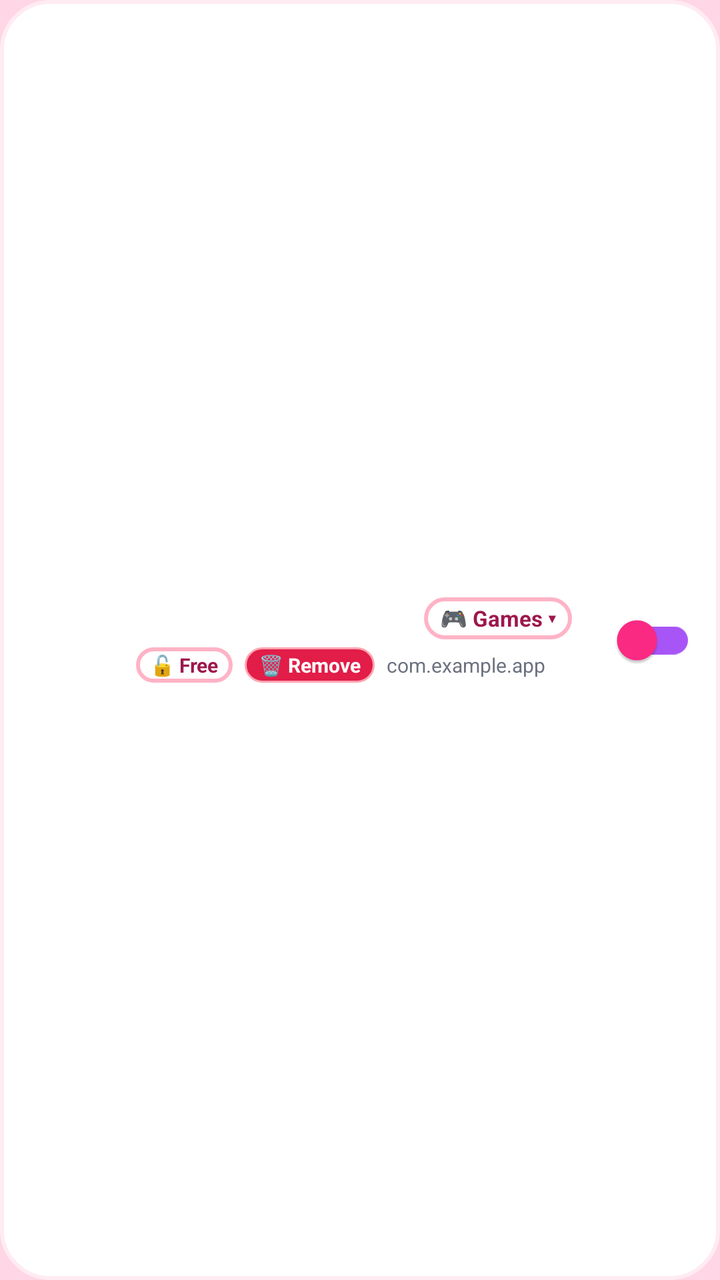
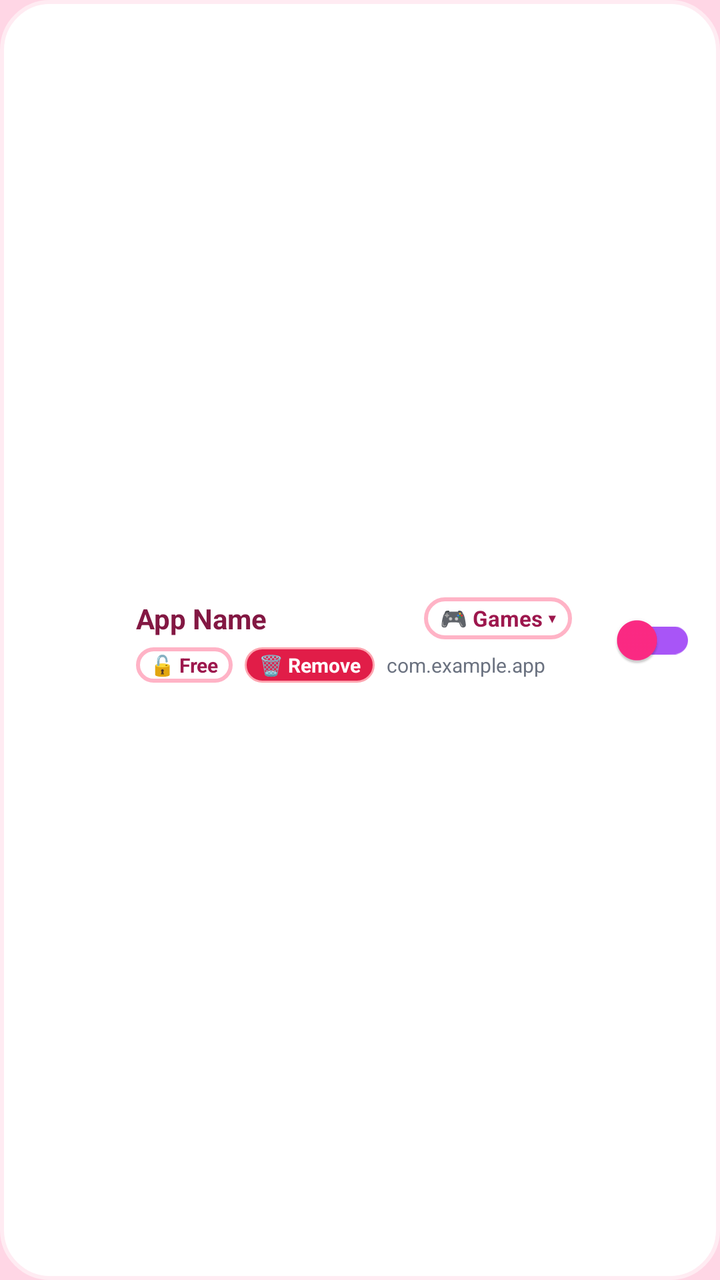

Compare the two renders of this Android layout. The source of the first and the diff that turns it into the second are given below.
<!-- AndroidManifest.xml: application theme Theme.KidsLauncher -->
<!-- res/layout/item_parent_app.xml -->
<?xml version="1.0" encoding="utf-8"?>
<LinearLayout xmlns:android="http://schemas.android.com/apk/res/android"
    xmlns:app="http://schemas.android.com/apk/res-auto"
    android:layout_width="match_parent"
    android:layout_height="wrap_content"
    android:orientation="horizontal"
    android:gravity="center_vertical"
    android:paddingHorizontal="12dp"
    android:paddingVertical="10dp"
    android:layout_marginBottom="6dp"
    android:background="@drawable/bg_app_card"
    android:clickable="true"
    android:focusable="true">

    
    <ImageView
        android:id="@+id/iv_parent_app_icon"
        android:layout_width="44dp"
        android:layout_height="44dp"
        android:scaleType="fitCenter"
        android:contentDescription="App Icon" />

    
    <LinearLayout
        android:layout_width="0dp"
        android:layout_height="wrap_content"
        android:layout_weight="1"
        android:orientation="vertical"
        android:layout_marginStart="12dp"
        android:layout_marginEnd="10dp">

        
        <LinearLayout
            android:layout_width="match_parent"
            android:layout_height="wrap_content"
            android:orientation="horizontal"
            android:gravity="center_vertical">

            <TextView
                android:id="@+id/tv_parent_app_name"
                android:layout_width="0dp"
                android:layout_height="wrap_content"
                android:layout_weight="1"
                android:text="App Name"
                android:textColor="#FFFFFF"
                android:textSize="14sp"
                android:textStyle="bold"
                android:maxLines="1"
                android:ellipsize="end" />

            <TextView
                android:id="@+id/tv_parent_app_category_badge"
                android:layout_width="wrap_content"
                android:layout_height="wrap_content"
                android:background="@drawable/bg_melody_chip_unselected"
                android:paddingHorizontal="8dp"
                android:paddingVertical="3dp"
                android:text="🎮 Games ▾"
                android:textColor="#9D174D"
                android:textSize="11sp"
                android:textStyle="bold"
                android:layout_marginStart="6dp"
                android:clickable="true"
                android:focusable="true" />
        </LinearLayout>

        
        <LinearLayout
            android:layout_width="match_parent"
            android:layout_height="wrap_content"
            android:orientation="horizontal"
            android:gravity="center_vertical"
            android:layout_marginTop="4dp">

            <TextView
                android:id="@+id/btn_lock_app"
                android:layout_width="wrap_content"
                android:layout_height="wrap_content"
                android:background="@drawable/bg_melody_chip_unselected"
                android:paddingHorizontal="7dp"
                android:paddingVertical="2dp"
                android:text="🔓 Free"
                android:textColor="#9D174D"
                android:textSize="10sp"
                android:textStyle="bold"
                android:layout_marginEnd="6dp"
                android:clickable="true"
                android:focusable="true" />

            <TextView
                android:id="@+id/btn_uninstall_app"
                android:layout_width="wrap_content"
                android:layout_height="wrap_content"
                android:background="@drawable/bg_melody_uninstall_btn"
                android:paddingHorizontal="7dp"
                android:paddingVertical="2dp"
                android:text="🗑️ Remove"
                android:textColor="#FFFFFF"
                android:textSize="10sp"
                android:textStyle="bold"
                android:layout_marginEnd="6dp"
                android:clickable="true"
                android:focusable="true" />

            <TextView
                android:id="@+id/tv_parent_package_name"
                android:layout_width="0dp"
                android:layout_height="wrap_content"
                android:layout_weight="1"
                android:text="com.example.app"
                android:textColor="#6B7280"
                android:textSize="10sp"
                android:maxLines="1"
                android:ellipsize="end" />
        </LinearLayout>
    </LinearLayout>

    
    <LinearLayout
        android:layout_width="wrap_content"
        android:layout_height="wrap_content"
        android:orientation="horizontal"
        android:gravity="center_vertical"
        android:paddingStart="4dp">

        <androidx.appcompat.widget.SwitchCompat
            android:id="@+id/switch_allow_app"
            android:layout_width="wrap_content"
            android:layout_height="wrap_content"
            app:thumbTint="#FF2A85"
            app:trackTint="#A855F7" />
    </LinearLayout>

</LinearLayout>
<!-- resources referenced by this layout -->
<resources>
  <!-- drawable bg_app_card (drawable) -->
  <?xml version="1.0" encoding="utf-8"?>
  <ripple xmlns:android="http://schemas.android.com/apk/res/android"
      android:color="#33FF2A85">
      <item>
          <shape android:shape="rectangle">
              <solid android:color="#FFFFFF" />
              <corners android:radius="24dp" />
              <stroke android:width="2dp" android:color="#FFEBF2" />
          </shape>
      </item>
  </ripple>
  <!-- drawable bg_melody_chip_unselected (drawable) -->
  <?xml version="1.0" encoding="utf-8"?>
  <shape xmlns:android="http://schemas.android.com/apk/res/android"
      android:shape="rectangle">
      <corners android:radius="24dp" />
      <solid android:color="#FFFFFF" />
      <stroke
          android:width="2dp"
          android:color="#FFB3C6" />
      <padding
          android:left="16dp"
          android:top="8dp"
          android:right="16dp"
          android:bottom="8dp" />
  </shape>
  <!-- drawable bg_melody_uninstall_btn (drawable) -->
  <?xml version="1.0" encoding="utf-8"?>
  <selector xmlns:android="http://schemas.android.com/apk/res/android">
      <item android:state_pressed="true">
          <shape android:shape="rectangle">
              <solid android:color="#BE123C" />
              <corners android:radius="14dp" />
              <stroke android:width="1dp" android:color="#FDA4AF" />
          </shape>
      </item>
      <item>
          <shape android:shape="rectangle">
              <solid android:color="#E11D48" />
              <corners android:radius="14dp" />
              <stroke android:width="1dp" android:color="#FDA4AF" />
          </shape>
      </item>
  </selector>
  <style name="Theme.KidsLauncher" parent="Theme.MaterialComponents.DayNight.NoActionBar">
          <item name="colorPrimary">@color/kids_primary</item>
          <item name="colorPrimaryDark">@color/kids_primary_dark</item>
          <item name="colorAccent">@color/kids_accent</item>
          <item name="android:windowBackground">@color/kids_sky_end</item>
      </style>
  <color name="kids_primary">#FF4D8D</color>
  <color name="kids_primary_dark">#9D174D</color>
  <color name="kids_accent">#FBBF24</color>
  <color name="kids_sky_end">#FFD6E5</color>
</resources>

<!-- the commit's change to res/layout/item_parent_app.xml (unified diff, before → after) -->
@@ -42,7 +42,7 @@
                 android:layout_height="wrap_content"
                 android:layout_weight="1"
                 android:text="App Name"
-                android:textColor="#FFFFFF"
+                android:textColor="#831843"
                 android:textSize="14sp"
                 android:textStyle="bold"
                 android:maxLines="1"
